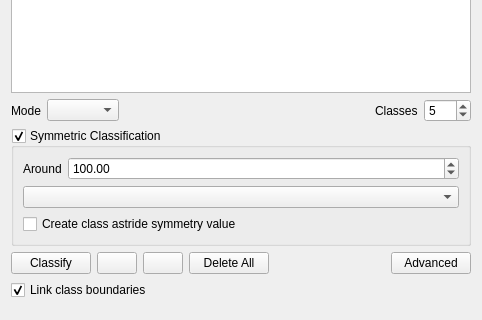
The window that src/ui/qgsgraduatedsymbolrendererwidget.ui (qgis/QGIS) describes before a commit, drawn with Qt 5; both pictures show x 0 to 482 and y 298 to 618 of the 482 by 618 pixel window.
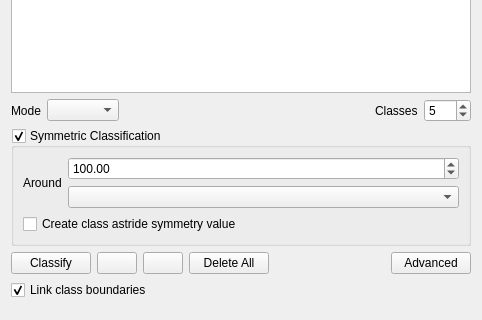
The same window after the commit. Icons and pictures are not drawn. Custom widgets are drawn as their Qt base class.

Commit message: Vertically align combobox and spinbox

The edit to the form file:
```diff
--- a/src/ui/qgsgraduatedsymbolrendererwidget.ui
+++ b/src/ui/qgsgraduatedsymbolrendererwidget.ui
@@ -390,14 +390,14 @@
             </property>
            </widget>
           </item>
-          <item row="0" column="0">
+          <item row="0" column="0" rowspan="2">
            <widget class="QLabel" name="label_2">
             <property name="text">
              <string>Around</string>
             </property>
            </widget>
           </item>
-          <item row="1" column="0" colspan="2">
+          <item row="1" column="1">
            <widget class="QComboBox" name="cboSymmetryPointForPretty"/>
           </item>
           <item row="2" column="0" colspan="2">
```
Left out of the diff: 2 changed lines with no effect on the pictures.
